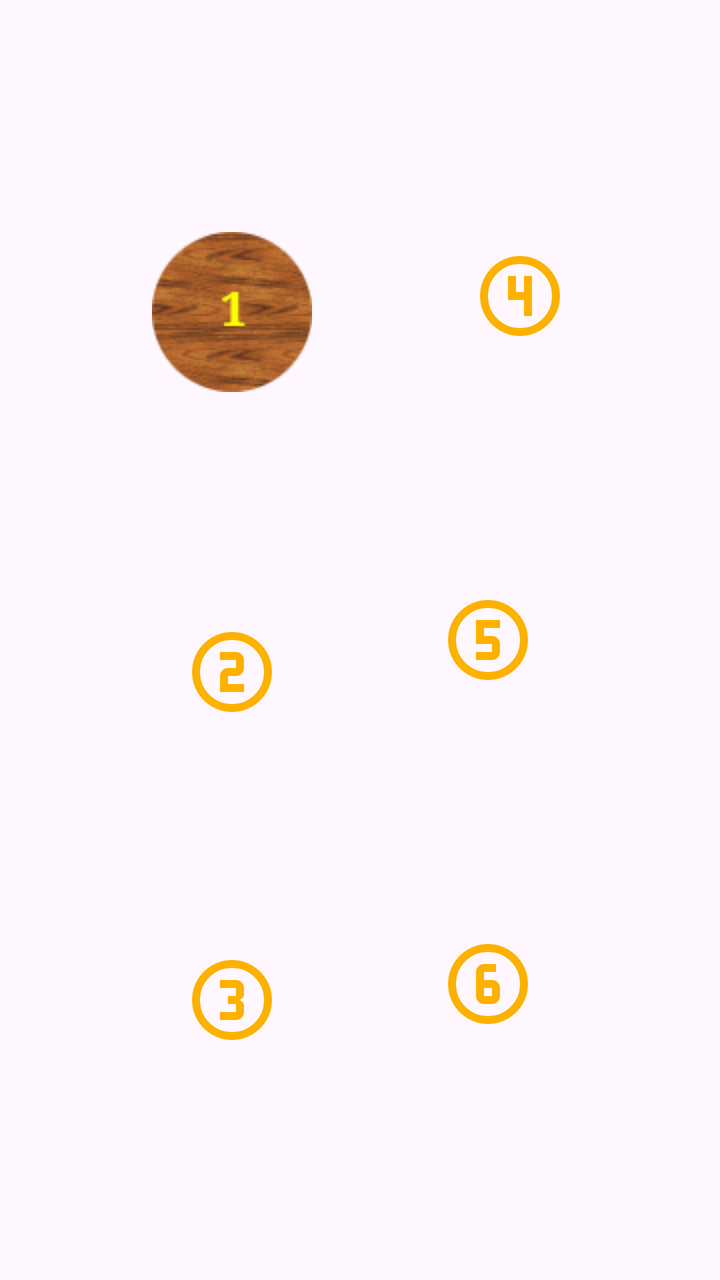
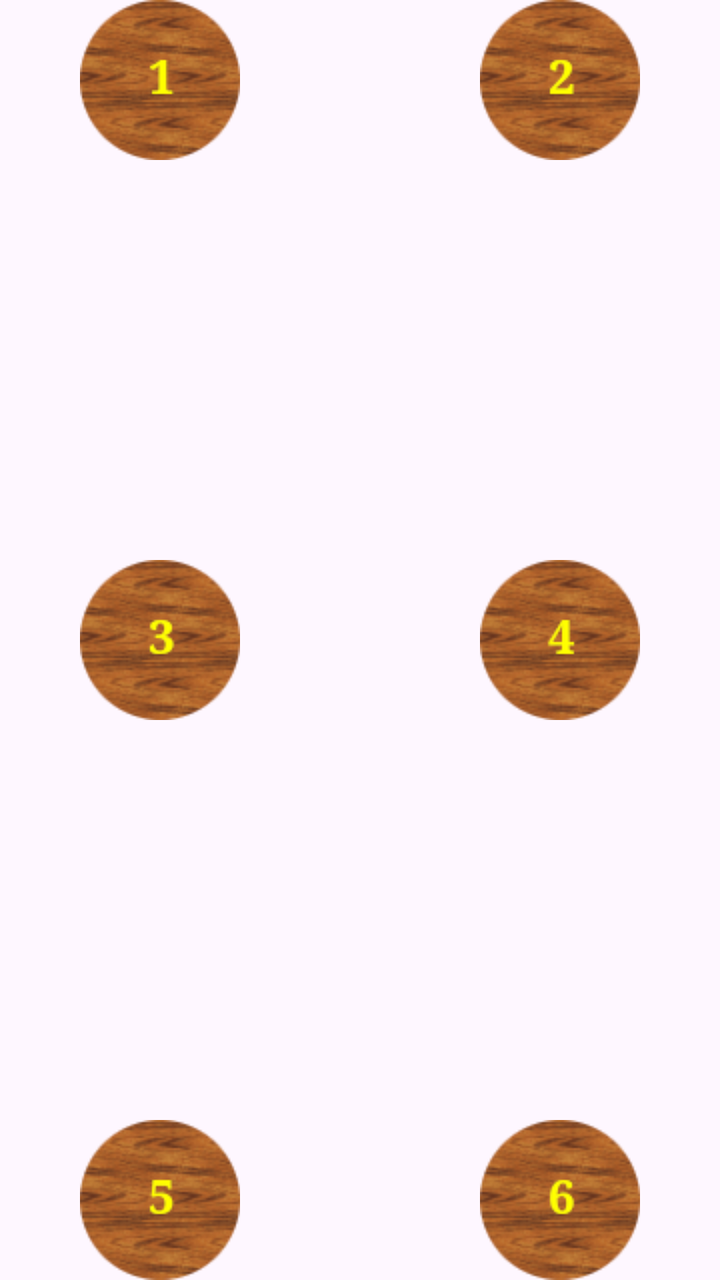

Screens rendered from an Android XML layout before and after an edit, with the pre-edit source and the edit as a unified diff.
<!-- AndroidManifest.xml: application theme Theme.Heroland -->
<!-- res/layout/layout_mountain.xml -->
<?xml version="1.0" encoding="utf-8"?>
<androidx.constraintlayout.widget.ConstraintLayout xmlns:android="http://schemas.android.com/apk/res/android"
    xmlns:app="http://schemas.android.com/apk/res-auto"
    android:id="@+id/layout_valley"
    android:layout_width="match_parent"
    android:layout_height="match_parent"
    android:background="@color/transparent">

    <androidx.appcompat.widget.AppCompatImageView
        android:id="@+id/c1"
        style="@style/clearing"
        android:background="@drawable/clearing_1"
        app:layout_constraintBottom_toTopOf="@id/c2"
        app:layout_constraintEnd_toStartOf="@id/c4"
        app:layout_constraintHorizontal_chainStyle="packed"
        app:layout_constraintStart_toStartOf="parent"
        app:layout_constraintTop_toTopOf="parent" />

    <androidx.appcompat.widget.AppCompatImageView
        android:id="@+id/c4"
        style="@style/clearing"
        android:background="@drawable/clearing_4_vector"
        app:layout_constraintBottom_toTopOf="@id/c5"
        app:layout_constraintEnd_toEndOf="parent"
        app:layout_constraintStart_toEndOf="@id/c1"
        app:layout_constraintTop_toTopOf="parent" />

    <androidx.appcompat.widget.AppCompatImageView
        android:id="@+id/c2"
        style="@style/clearing"
        android:background="@drawable/clearing_2_vector"
        app:layout_constraintEnd_toStartOf="@id/c5"
        app:layout_constraintHorizontal_chainStyle="packed"
        app:layout_constraintStart_toStartOf="parent"
        app:layout_constraintTop_toBottomOf="@id/c1"
        app:layout_constraintBottom_toTopOf="@id/c3" />

    <androidx.appcompat.widget.AppCompatImageView
        android:id="@+id/c5"
        style="@style/clearing"
        android:background="@drawable/clearing_5_vector"
        app:layout_constraintEnd_toEndOf="parent"
        app:layout_constraintStart_toEndOf="@id/c2"
        app:layout_constraintTop_toBottomOf="@id/c4"
        app:layout_constraintBottom_toTopOf="@id/c6"/>

    <androidx.appcompat.widget.AppCompatImageView
        android:id="@+id/c3"
        style="@style/clearing"
        android:background="@drawable/clearing_3_vector"
        app:layout_constraintEnd_toStartOf="@id/c6"
        app:layout_constraintHorizontal_chainStyle="packed"
        app:layout_constraintStart_toStartOf="parent"
        app:layout_constraintBottom_toBottomOf="parent"
        app:layout_constraintTop_toBottomOf="@id/c2"/>

    <androidx.appcompat.widget.AppCompatImageView
        android:id="@+id/c6"
        style="@style/clearing"
        android:background="@drawable/clearing_6_vector"
        app:layout_constraintEnd_toEndOf="parent"
        app:layout_constraintStart_toEndOf="@id/c3"
        app:layout_constraintTop_toBottomOf="@id/c5"
        app:layout_constraintBottom_toBottomOf="parent"/>


</androidx.constraintlayout.widget.ConstraintLayout>
<!-- resources referenced by this layout -->
<resources>
  <!-- drawable clearing_2_vector (drawable) -->
  <vector xmlns:android="http://schemas.android.com/apk/res/android" android:height="24dp" android:tint="#FDB101" android:viewportHeight="960" android:viewportWidth="960" android:width="24dp">
        
      <path android:fillColor="@android:color/white" android:pathData="M480,880Q397,880 324,848.5Q251,817 197,763Q143,709 111.5,636Q80,563 80,480Q80,397 111.5,324Q143,251 197,197Q251,143 324,111.5Q397,80 480,80Q563,80 636,111.5Q709,143 763,197Q817,251 848.5,324Q880,397 880,480Q880,563 848.5,636Q817,709 763,763Q709,817 636,848.5Q563,880 480,880ZM480,800Q614,800 707,707Q800,614 800,480Q800,346 707,253Q614,160 480,160Q346,160 253,253Q160,346 160,480Q160,614 253,707Q346,800 480,800ZM480,480Q480,480 480,480Q480,480 480,480Q480,480 480,480Q480,480 480,480Q480,480 480,480Q480,480 480,480Q480,480 480,480Q480,480 480,480ZM360,680L600,680L600,600L440,600L440,520Q440,520 440,520Q440,520 440,520L520,520Q553,520 576.5,496.5Q600,473 600,440L600,360Q600,327 576.5,303.5Q553,280 520,280L360,280L360,360L520,360Q520,360 520,360Q520,360 520,360L520,440Q520,440 520,440Q520,440 520,440L440,440Q407,440 383.5,463.5Q360,487 360,520L360,680Z"/>
      
  </vector>
  <!-- drawable clearing_3_vector (drawable) -->
  <vector xmlns:android="http://schemas.android.com/apk/res/android" android:height="24dp" android:tint="#FDB101" android:viewportHeight="960" android:viewportWidth="960" android:width="24dp">
        
      <path android:fillColor="@android:color/white" android:pathData="M480,880Q397,880 324,848.5Q251,817 197,763Q143,709 111.5,636Q80,563 80,480Q80,397 111.5,324Q143,251 197,197Q251,143 324,111.5Q397,80 480,80Q563,80 636,111.5Q709,143 763,197Q817,251 848.5,324Q880,397 880,480Q880,563 848.5,636Q817,709 763,763Q709,817 636,848.5Q563,880 480,880ZM480,800Q614,800 707,707Q800,614 800,480Q800,346 707,253Q614,160 480,160Q346,160 253,253Q160,346 160,480Q160,614 253,707Q346,800 480,800ZM480,480Q480,480 480,480Q480,480 480,480Q480,480 480,480Q480,480 480,480Q480,480 480,480Q480,480 480,480Q480,480 480,480Q480,480 480,480ZM360,680L520,680Q553,680 576.5,656.5Q600,633 600,600L600,540Q600,514 583,497Q566,480 540,480Q566,480 583,463Q600,446 600,420L600,360Q600,327 576.5,303.5Q553,280 520,280L360,280L360,360L520,360Q520,360 520,360Q520,360 520,360L520,440Q520,440 520,440Q520,440 520,440L440,440L440,520L520,520Q520,520 520,520Q520,520 520,520L520,600Q520,600 520,600Q520,600 520,600L360,600L360,680Z"/>
      
  </vector>
  <!-- drawable clearing_4_vector (drawable) -->
  <vector xmlns:android="http://schemas.android.com/apk/res/android" android:height="24dp" android:tint="#FDB101" android:viewportHeight="960" android:viewportWidth="960" android:width="24dp">
        
      <path android:fillColor="@android:color/white" android:pathData="M480,880Q397,880 324,848.5Q251,817 197,763Q143,709 111.5,636Q80,563 80,480Q80,397 111.5,324Q143,251 197,197Q251,143 324,111.5Q397,80 480,80Q563,80 636,111.5Q709,143 763,197Q817,251 848.5,324Q880,397 880,480Q880,563 848.5,636Q817,709 763,763Q709,817 636,848.5Q563,880 480,880ZM480,800Q614,800 707,707Q800,614 800,480Q800,346 707,253Q614,160 480,160Q346,160 253,253Q160,346 160,480Q160,614 253,707Q346,800 480,800ZM480,480Q480,480 480,480Q480,480 480,480Q480,480 480,480Q480,480 480,480Q480,480 480,480Q480,480 480,480Q480,480 480,480Q480,480 480,480ZM520,680L600,680L600,280L520,280L520,440L440,440L440,280L360,280L360,520L520,520L520,680Z"/>
      
  </vector>
  <!-- drawable clearing_5_vector (drawable) -->
  <vector xmlns:android="http://schemas.android.com/apk/res/android" android:height="24dp" android:tint="#FDB101" android:viewportHeight="960" android:viewportWidth="960" android:width="24dp">
        
      <path android:fillColor="@android:color/white" android:pathData="M480,880Q397,880 324,848.5Q251,817 197,763Q143,709 111.5,636Q80,563 80,480Q80,397 111.5,324Q143,251 197,197Q251,143 324,111.5Q397,80 480,80Q563,80 636,111.5Q709,143 763,197Q817,251 848.5,324Q880,397 880,480Q880,563 848.5,636Q817,709 763,763Q709,817 636,848.5Q563,880 480,880ZM480,800Q614,800 707,707Q800,614 800,480Q800,346 707,253Q614,160 480,160Q346,160 253,253Q160,346 160,480Q160,614 253,707Q346,800 480,800ZM480,480Q480,480 480,480Q480,480 480,480Q480,480 480,480Q480,480 480,480Q480,480 480,480Q480,480 480,480Q480,480 480,480Q480,480 480,480ZM360,680L520,680Q553,680 576.5,656.5Q600,633 600,600L600,520Q600,487 576.5,463.5Q553,440 520,440L440,440L440,360L600,360L600,280L360,280L360,520L520,520Q520,520 520,520Q520,520 520,520L520,600Q520,600 520,600Q520,600 520,600L360,600L360,680Z"/>
      
  </vector>
  <!-- drawable clearing_6_vector (drawable) -->
  <vector xmlns:android="http://schemas.android.com/apk/res/android" android:height="24dp" android:tint="#FDB101" android:viewportHeight="960" android:viewportWidth="960" android:width="24dp">
        
      <path android:fillColor="@android:color/white" android:pathData="M480,880Q397,880 324,848.5Q251,817 197,763Q143,709 111.5,636Q80,563 80,480Q80,397 111.5,324Q143,251 197,197Q251,143 324,111.5Q397,80 480,80Q563,80 636,111.5Q709,143 763,197Q817,251 848.5,324Q880,397 880,480Q880,563 848.5,636Q817,709 763,763Q709,817 636,848.5Q563,880 480,880ZM480,800Q614,800 707,707Q800,614 800,480Q800,346 707,253Q614,160 480,160Q346,160 253,253Q160,346 160,480Q160,614 253,707Q346,800 480,800ZM480,480Q480,480 480,480Q480,480 480,480Q480,480 480,480Q480,480 480,480Q480,480 480,480Q480,480 480,480Q480,480 480,480Q480,480 480,480ZM440,680L520,680Q553,680 576.5,656.5Q600,633 600,600L600,520Q600,487 576.5,463.5Q553,440 520,440L440,440L440,360Q440,360 440,360Q440,360 440,360L560,360L560,280L440,280Q407,280 383.5,303.5Q360,327 360,360L360,600Q360,633 383.5,656.5Q407,680 440,680ZM440,520L520,520Q520,520 520,520Q520,520 520,520L520,600Q520,600 520,600Q520,600 520,600L440,600Q440,600 440,600Q440,600 440,600L440,520Z"/>
      
  </vector>
  <!-- unchanged entries left out for length: 7 -->
</resources>

<!-- the commit's change to res/layout/layout_mountain.xml (unified diff, before → after) -->
@@ -1,67 +1,46 @@
 <?xml version="1.0" encoding="utf-8"?>
-<androidx.constraintlayout.widget.ConstraintLayout xmlns:android="http://schemas.android.com/apk/res/android"
-    xmlns:app="http://schemas.android.com/apk/res-auto"
-    android:id="@+id/layout_valley"
+<FrameLayout xmlns:android="http://schemas.android.com/apk/res/android"
+    android:id="@+id/layout_mountain"
     android:layout_width="match_parent"
     android:layout_height="match_parent"
+    android:layout_marginTop="150dp"
+    android:layout_marginBottom="150dp"
     android:background="@color/transparent">
 
     <androidx.appcompat.widget.AppCompatImageView
         android:id="@+id/c1"
         style="@style/clearing"
-        android:background="@drawable/clearing_1"
-        app:layout_constraintBottom_toTopOf="@id/c2"
-        app:layout_constraintEnd_toStartOf="@id/c4"
-        app:layout_constraintHorizontal_chainStyle="packed"
-        app:layout_constraintStart_toStartOf="parent"
-        app:layout_constraintTop_toTopOf="parent" />
+        android:layout_gravity="top|start"
+        android:background="@drawable/clearing_1" />
+
+    <androidx.appcompat.widget.AppCompatImageView
+        android:id="@+id/c2"
+        style="@style/clearing"
+        android:layout_gravity="top|end"
+        android:background="@drawable/clearing_2" />
+
+    <androidx.appcompat.widget.AppCompatImageView
+        android:id="@+id/c3"
+        style="@style/clearing"
+        android:layout_gravity="center|start"
+        android:background="@drawable/clearing_3" />
 
     <androidx.appcompat.widget.AppCompatImageView
         android:id="@+id/c4"
         style="@style/clearing"
-        android:background="@drawable/clearing_4_vector"
-        app:layout_constraintBottom_toTopOf="@id/c5"
-        app:layout_constraintEnd_toEndOf="parent"
-        app:layout_constraintStart_toEndOf="@id/c1"
-        app:layout_constraintTop_toTopOf="parent" />
-
-    <androidx.appcompat.widget.AppCompatImageView
-        android:id="@+id/c2"
-        style="@style/clearing"
-        android:background="@drawable/clearing_2_vector"
-        app:layout_constraintEnd_toStartOf="@id/c5"
-        app:layout_constraintHorizontal_chainStyle="packed"
-        app:layout_constraintStart_toStartOf="parent"
-        app:layout_constraintTop_toBottomOf="@id/c1"
-        app:layout_constraintBottom_toTopOf="@id/c3" />
+        android:layout_gravity="center|end"
+        android:background="@drawable/clearing_4" />
 
     <androidx.appcompat.widget.AppCompatImageView
         android:id="@+id/c5"
         style="@style/clearing"
-        android:background="@drawable/clearing_5_vector"
-        app:layout_constraintEnd_toEndOf="parent"
-        app:layout_constraintStart_toEndOf="@id/c2"
-        app:layout_constraintTop_toBottomOf="@id/c4"
-        app:layout_constraintBottom_toTopOf="@id/c6"/>
-
-    <androidx.appcompat.widget.AppCompatImageView
-        android:id="@+id/c3"
-        style="@style/clearing"
-        android:background="@drawable/clearing_3_vector"
-        app:layout_constraintEnd_toStartOf="@id/c6"
-        app:layout_constraintHorizontal_chainStyle="packed"
-        app:layout_constraintStart_toStartOf="parent"
-        app:layout_constraintBottom_toBottomOf="parent"
-        app:layout_constraintTop_toBottomOf="@id/c2"/>
+        android:layout_gravity="bottom|start"
+        android:background="@drawable/clearing_5" />
 
     <androidx.appcompat.widget.AppCompatImageView
         android:id="@+id/c6"
         style="@style/clearing"
-        android:background="@drawable/clearing_6_vector"
-        app:layout_constraintEnd_toEndOf="parent"
-        app:layout_constraintStart_toEndOf="@id/c3"
-        app:layout_constraintTop_toBottomOf="@id/c5"
-        app:layout_constraintBottom_toBottomOf="parent"/>
+        android:layout_gravity="bottom|end"
+        android:background="@drawable/clearing_6" />
 
-
-</androidx.constraintlayout.widget.ConstraintLayout>
+</FrameLayout>
<!-- resource entries referenced after the edit -->
@@ -1,35 +1,10 @@
 <!-- resources referenced by this layout -->
 <resources>
-  <!-- drawable clearing_2_vector (drawable) -->
-  <vector xmlns:android="http://schemas.android.com/apk/res/android" android:height="24dp" android:tint="#FDB101" android:viewportHeight="960" android:viewportWidth="960" android:width="24dp">
-        
-      <path android:fillColor="@android:color/white" android:pathData="M480,880Q397,880 324,848.5Q251,817 197,763Q143,709 111.5,636Q80,563 80,480Q80,397 111.5,324Q143,251 197,197Q251,143 324,111.5Q397,80 480,80Q563,80 636,111.5Q709,143 763,197Q817,251 848.5,324Q880,397 880,480Q880,563 848.5,636Q817,709 763,763Q709,817 636,848.5Q563,880 480,880ZM480,800Q614,800 707,707Q800,614 800,480Q800,346 707,253Q614,160 480,160Q346,160 253,253Q160,346 160,480Q160,614 253,707Q346,800 480,800ZM480,480Q480,480 480,480Q480,480 480,480Q480,480 480,480Q480,480 480,480Q480,480 480,480Q480,480 480,480Q480,480 480,480Q480,480 480,480ZM360,680L600,680L600,600L440,600L440,520Q440,520 440,520Q440,520 440,520L520,520Q553,520 576.5,496.5Q600,473 600,440L600,360Q600,327 576.5,303.5Q553,280 520,280L360,280L360,360L520,360Q520,360 520,360Q520,360 520,360L520,440Q520,440 520,440Q520,440 520,440L440,440Q407,440 383.5,463.5Q360,487 360,520L360,680Z"/>
-      
-  </vector>
-  <!-- drawable clearing_3_vector (drawable) -->
-  <vector xmlns:android="http://schemas.android.com/apk/res/android" android:height="24dp" android:tint="#FDB101" android:viewportHeight="960" android:viewportWidth="960" android:width="24dp">
-        
-      <path android:fillColor="@android:color/white" android:pathData="M480,880Q397,880 324,848.5Q251,817 197,763Q143,709 111.5,636Q80,563 80,480Q80,397 111.5,324Q143,251 197,197Q251,143 324,111.5Q397,80 480,80Q563,80 636,111.5Q709,143 763,197Q817,251 848.5,324Q880,397 880,480Q880,563 848.5,636Q817,709 763,763Q709,817 636,848.5Q563,880 480,880ZM480,800Q614,800 707,707Q800,614 800,480Q800,346 707,253Q614,160 480,160Q346,160 253,253Q160,346 160,480Q160,614 253,707Q346,800 480,800ZM480,480Q480,480 480,480Q480,480 480,480Q480,480 480,480Q480,480 480,480Q480,480 480,480Q480,480 480,480Q480,480 480,480Q480,480 480,480ZM360,680L520,680Q553,680 576.5,656.5Q600,633 600,600L600,540Q600,514 583,497Q566,480 540,480Q566,480 583,463Q600,446 600,420L600,360Q600,327 576.5,303.5Q553,280 520,280L360,280L360,360L520,360Q520,360 520,360Q520,360 520,360L520,440Q520,440 520,440Q520,440 520,440L440,440L440,520L520,520Q520,520 520,520Q520,520 520,520L520,600Q520,600 520,600Q520,600 520,600L360,600L360,680Z"/>
-      
-  </vector>
-  <!-- drawable clearing_4_vector (drawable) -->
-  <vector xmlns:android="http://schemas.android.com/apk/res/android" android:height="24dp" android:tint="#FDB101" android:viewportHeight="960" android:viewportWidth="960" android:width="24dp">
-        
-      <path android:fillColor="@android:color/white" android:pathData="M480,880Q397,880 324,848.5Q251,817 197,763Q143,709 111.5,636Q80,563 80,480Q80,397 111.5,324Q143,251 197,197Q251,143 324,111.5Q397,80 480,80Q563,80 636,111.5Q709,143 763,197Q817,251 848.5,324Q880,397 880,480Q880,563 848.5,636Q817,709 763,763Q709,817 636,848.5Q563,880 480,880ZM480,800Q614,800 707,707Q800,614 800,480Q800,346 707,253Q614,160 480,160Q346,160 253,253Q160,346 160,480Q160,614 253,707Q346,800 480,800ZM480,480Q480,480 480,480Q480,480 480,480Q480,480 480,480Q480,480 480,480Q480,480 480,480Q480,480 480,480Q480,480 480,480Q480,480 480,480ZM520,680L600,680L600,280L520,280L520,440L440,440L440,280L360,280L360,520L520,520L520,680Z"/>
-      
-  </vector>
-  <!-- drawable clearing_5_vector (drawable) -->
-  <vector xmlns:android="http://schemas.android.com/apk/res/android" android:height="24dp" android:tint="#FDB101" android:viewportHeight="960" android:viewportWidth="960" android:width="24dp">
-        
-      <path android:fillColor="@android:color/white" android:pathData="M480,880Q397,880 324,848.5Q251,817 197,763Q143,709 111.5,636Q80,563 80,480Q80,397 111.5,324Q143,251 197,197Q251,143 324,111.5Q397,80 480,80Q563,80 636,111.5Q709,143 763,197Q817,251 848.5,324Q880,397 880,480Q880,563 848.5,636Q817,709 763,763Q709,817 636,848.5Q563,880 480,880ZM480,800Q614,800 707,707Q800,614 800,480Q800,346 707,253Q614,160 480,160Q346,160 253,253Q160,346 160,480Q160,614 253,707Q346,800 480,800ZM480,480Q480,480 480,480Q480,480 480,480Q480,480 480,480Q480,480 480,480Q480,480 480,480Q480,480 480,480Q480,480 480,480Q480,480 480,480ZM360,680L520,680Q553,680 576.5,656.5Q600,633 600,600L600,520Q600,487 576.5,463.5Q553,440 520,440L440,440L440,360L600,360L600,280L360,280L360,520L520,520Q520,520 520,520Q520,520 520,520L520,600Q520,600 520,600Q520,600 520,600L360,600L360,680Z"/>
-      
-  </vector>
-  <!-- drawable clearing_6_vector (drawable) -->
-  <vector xmlns:android="http://schemas.android.com/apk/res/android" android:height="24dp" android:tint="#FDB101" android:viewportHeight="960" android:viewportWidth="960" android:width="24dp">
-        
-      <path android:fillColor="@android:color/white" android:pathData="M480,880Q397,880 324,848.5Q251,817 197,763Q143,709 111.5,636Q80,563 80,480Q80,397 111.5,324Q143,251 197,197Q251,143 324,111.5Q397,80 480,80Q563,80 636,111.5Q709,143 763,197Q817,251 848.5,324Q880,397 880,480Q880,563 848.5,636Q817,709 763,763Q709,817 636,848.5Q563,880 480,880ZM480,800Q614,800 707,707Q800,614 800,480Q800,346 707,253Q614,160 480,160Q346,160 253,253Q160,346 160,480Q160,614 253,707Q346,800 480,800ZM480,480Q480,480 480,480Q480,480 480,480Q480,480 480,480Q480,480 480,480Q480,480 480,480Q480,480 480,480Q480,480 480,480Q480,480 480,480ZM440,680L520,680Q553,680 576.5,656.5Q600,633 600,600L600,520Q600,487 576.5,463.5Q553,440 520,440L440,440L440,360Q440,360 440,360Q440,360 440,360L560,360L560,280L440,280Q407,280 383.5,303.5Q360,327 360,360L360,600Q360,633 383.5,656.5Q407,680 440,680ZM440,520L520,520Q520,520 520,520Q520,520 520,520L520,600Q520,600 520,600Q520,600 520,600L440,600Q440,600 440,600Q440,600 440,600L440,520Z"/>
-      
-  </vector>
+  <!-- drawable clearing_2: png bitmap (drawable, 8278 bytes) -->
+  <!-- drawable clearing_3: png bitmap (drawable, 8327 bytes) -->
+  <!-- drawable clearing_4: png bitmap (drawable, 8234 bytes) -->
+  <!-- drawable clearing_5: png bitmap (drawable, 8278 bytes) -->
+  <!-- drawable clearing_6: png bitmap (drawable, 8339 bytes) -->
   <!-- unchanged entries left out for length: 7 -->
 </resources>
 
